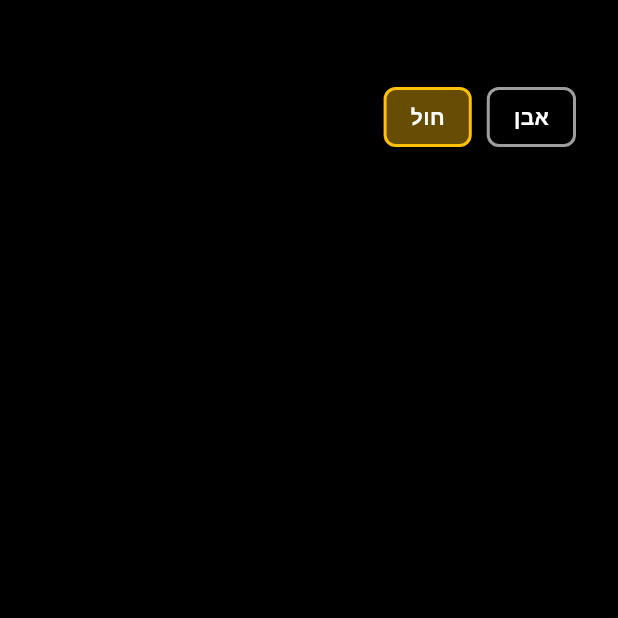
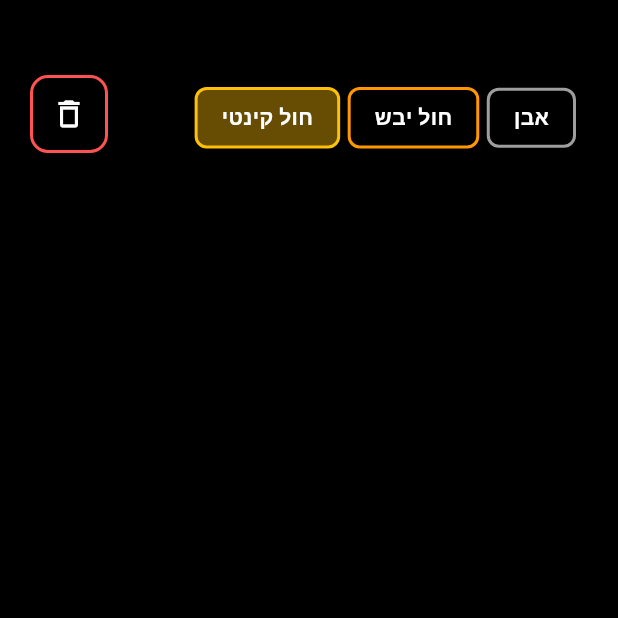
Before and after one commit to jtlpollak-arch/yoni-sanctuary, a Flutter app: the screen it shows after launch, on a phone screen of 412 x 824 dp, the top half of it. Run offline on Flutter 3.47's test engine with Material 3 defaults, Android fonts, the phone set to English and light mode, and no system bars.

Commit message:
split dry wet snad

```diff
--- a/lib/core/constants.dart
+++ b/lib/core/constants.dart
@@ -1,5 +1,5 @@
 class AppConstants {
-  static int getMaxParticles() => 100000;
+  static int getMaxParticles() => 1000000;
   static int getEmissionRate() => 100; // פליטה מסיבית של חלקיקים בכל פריים
 }
 
--- /dev/null
+++ b/lib/core/material_type.dart
@@ -0,0 +1,3 @@
+// lib/core/material_type.dart
+
+enum MaterialType { kineticSand, drySand, stone, water, acid }
--- /dev/null
+++ b/lib/physics/dry_sand_physics.dart
@@ -0,0 +1,104 @@
+// lib/physics/dry_sand_physics.dart
+import 'dart:math';
+import 'dart:typed_data';
+
+class DrySandPhysics {
+  static final Random _random = Random();
+
+  static void update({required int count, required Float32List px, required Float32List py, required Float32List vx, required Float32List vy, required Int32List state, required Int32List materials, required Int32List grid, required int gridW, required int gridH, required double cellSize, required double gravity, required double width, required double height, required int materialIndex}) {
+    for (int i = 0; i < count; i++) {
+      if (state[i] == 1 || materials[i] != materialIndex) continue;
+
+      vy[i] += gravity;
+      double nextX = px[i] + vx[i];
+      double nextY = py[i] + vy[i];
+
+      if (nextX < 0) {
+        nextX = 0;
+        vx[i] *= -0.5;
+      } else if (nextX > width - cellSize) {
+        nextX = width - cellSize;
+        vx[i] *= -0.5;
+      }
+
+      int currentGy = (py[i] / cellSize).floor().clamp(0, gridH - 1);
+      int targetGy = (nextY / cellSize).floor().clamp(0, gridH - 1);
+      int gx = (nextX / cellSize).floor().clamp(0, gridW - 1);
+
+      bool hitParticle = false;
+      int hitGy = targetGy;
+
+      for (int checkGy = currentGy; checkGy <= targetGy; checkGy++) {
+        if (grid[checkGy * gridW + gx] != -1) {
+          hitParticle = true;
+          hitGy = checkGy;
+          break;
+        }
+      }
+
+      bool hitBottom = nextY >= height - cellSize;
+
+      if (hitBottom && !hitParticle) {
+        state[i] = 1;
+        vx[i] = 0;
+        vy[i] = 0;
+        px[i] = gx * cellSize;
+
+        int bottomGy = gridH - 1;
+        while (bottomGy >= 0 && grid[bottomGy * gridW + gx] != -1) {
+          bottomGy--;
+        }
+        bottomGy = bottomGy.clamp(0, gridH - 1);
+
+        py[i] = bottomGy * cellSize;
+        grid[bottomGy * gridW + gx] = i;
+      } else if (hitParticle) {
+        int surfaceGy = hitGy;
+        while (surfaceGy >= 0 && grid[surfaceGy * gridW + gx] != -1) {
+          surfaceGy--;
+        }
+        surfaceGy = surfaceGy.clamp(0, gridH - 1);
+
+        int leftGx = gx - 1;
+        int rightGx = gx + 1;
+
+        bool canSlideLeft = false;
+        if (leftGx >= 0) {
+          int botGy = (surfaceGy + 1).clamp(0, gridH - 1);
+          canSlideLeft = grid[surfaceGy * gridW + leftGx] == -1 && grid[botGy * gridW + leftGx] == -1;
+        }
+
+        bool canSlideRight = false;
+        if (rightGx < gridW) {
+          int botGy = (surfaceGy + 1).clamp(0, gridH - 1);
+          canSlideRight = grid[surfaceGy * gridW + rightGx] == -1 && grid[botGy * gridW + rightGx] == -1;
+        }
+
+        if (canSlideLeft && canSlideRight) {
+          px[i] += _random.nextBool() ? -cellSize : cellSize;
+          py[i] = surfaceGy * cellSize;
+          vy[i] *= 0.5;
+        } else if (canSlideLeft) {
+          px[i] -= cellSize;
+          py[i] = surfaceGy * cellSize;
+          vy[i] *= 0.5;
+        } else if (canSlideRight) {
+          px[i] += cellSize;
+          py[i] = surfaceGy * cellSize;
+          vy[i] *= 0.5;
+        } else {
+          // עצירה מוחלטת ויצירת זווית שעון חול קלאסית של 45 מעלות
+          state[i] = 1;
+          vx[i] = 0;
+          vy[i] = 0;
+          px[i] = gx * cellSize;
+          py[i] = surfaceGy * cellSize;
+          grid[surfaceGy * gridW + gx] = i;
+        }
+      } else {
+        px[i] = nextX;
+        py[i] = nextY;
+      }
+    }
+  }
+}
--- /dev/null
+++ b/lib/physics/kinetic_sand_physics.dart
@@ -0,0 +1,107 @@
+// lib/physics/kinetic_sand_physics.dart
+import 'dart:math';
+import 'dart:typed_data';
+
+class KineticSandPhysics {
+  static final Random _random = Random();
+
+  static void update({required int count, required Float32List px, required Float32List py, required Float32List vx, required Float32List vy, required Int32List state, required Int32List materials, required Int32List grid, required int gridW, required int gridH, required double cellSize, required double gravity, required double width, required double height, required int materialIndex}) {
+    for (int i = 0; i < count; i++) {
+      if (state[i] == 1 || materials[i] != materialIndex) continue;
+
+      vy[i] += gravity;
+      double nextX = px[i] + vx[i];
+      double nextY = py[i] + vy[i];
+
+      if (nextX < 0) {
+        nextX = 0;
+        vx[i] *= -0.5;
+      } else if (nextX > width - cellSize) {
+        nextX = width - cellSize;
+        vx[i] *= -0.5;
+      }
+
+      int currentGy = (py[i] / cellSize).floor().clamp(0, gridH - 1);
+      int targetGy = (nextY / cellSize).floor().clamp(0, gridH - 1);
+      int gx = (nextX / cellSize).floor().clamp(0, gridW - 1);
+
+      // תיקון Tunneling
+      bool hitParticle = false;
+      int gy = targetGy;
+      for (int checkGy = currentGy; checkGy <= targetGy; checkGy++) {
+        if (grid[checkGy * gridW + gx] != -1) {
+          hitParticle = true;
+          gy = checkGy; // נקודת הפגיעה האמיתית
+          break;
+        }
+      }
+
+      bool hitBottom = nextY >= height - cellSize;
+
+      if (hitBottom && !hitParticle) {
+        state[i] = 1;
+        vx[i] = 0;
+        vy[i] = 0;
+        px[i] = gx * cellSize;
+
+        int bottomGy = gridH - 1;
+        while (bottomGy >= 0 && grid[bottomGy * gridW + gx] != -1) {
+          bottomGy--;
+        }
+        bottomGy = bottomGy.clamp(0, gridH - 1);
+
+        py[i] = bottomGy * cellSize;
+        grid[bottomGy * gridW + gx] = i;
+      } else if (hitParticle) {
+        int currentCheckGy = (gy - 1).clamp(0, gridH - 1);
+        int leftGx = gx - 1;
+        int rightGx = gx + 1;
+
+        bool canSlideLeft = false;
+        if (leftGx >= 0) {
+          bool leftClear = grid[currentCheckGy * gridW + leftGx] == -1;
+          bool botLeftClear = grid[gy * gridW + leftGx] == -1;
+          canSlideLeft = leftClear && botLeftClear;
+        }
+
+        bool canSlideRight = false;
+        if (rightGx < gridW) {
+          bool rightClear = grid[currentCheckGy * gridW + rightGx] == -1;
+          bool botRightClear = grid[gy * gridW + rightGx] == -1;
+          canSlideRight = rightClear && botRightClear;
+        }
+
+        if (canSlideLeft && canSlideRight) {
+          px[i] += _random.nextBool() ? -cellSize : cellSize;
+          vy[i] *= 0.5;
+        } else if (canSlideLeft) {
+          px[i] -= cellSize;
+          vy[i] *= 0.5;
+        } else if (canSlideRight) {
+          px[i] += cellSize;
+          vy[i] *= 0.5;
+        } else {
+          int climbTargetGy = gy;
+          int climbCount = 0;
+
+          while (climbTargetGy >= 0 && grid[climbTargetGy * gridW + gx] != -1 && climbCount < 3) {
+            climbTargetGy--;
+            climbCount++;
+          }
+
+          climbTargetGy = climbTargetGy.clamp(0, gridH - 1);
+
+          state[i] = 1;
+          vx[i] = 0;
+          vy[i] = 0;
+          px[i] = gx * cellSize;
+          py[i] = climbTargetGy * cellSize;
+          grid[climbTargetGy * gridW + gx] = i;
+        }
+      } else {
+        px[i] = nextX;
+        py[i] = nextY;
+      }
+    }
+  }
+}
--- /dev/null
+++ b/lib/physics/stone_physics.dart
@@ -0,0 +1,13 @@
+// lib/physics/stone_physics.dart
+import 'dart:typed_data';
+
+class StonePhysics {
+  // אבן היא סטטית לחלוטין. הפונקציה רק מוודאת שהיא במצב מנוחה.
+  static void update({required int count, required Int32List state, required Int32List materials, required int materialIndex}) {
+    for (int i = 0; i < count; i++) {
+      if (materials[i] == materialIndex) {
+        state[i] = 1;
+      }
+    }
+  }
+}
--- a/lib/screens/kinetic_sand_screen.dart
+++ b/lib/screens/kinetic_sand_screen.dart
@@ -1,10 +1,11 @@
 // lib/screens/kinetic_sand_screen.dart
 import 'dart:math';
 import 'dart:ui' as ui;
-import 'package:flutter/material.dart';
-import '../services/particle_manager.dart' as pm;
+import 'package:flutter/material.dart' hide MaterialType;
+import '../services/particle_manager.dart';
 import '../widgets/sand_canvas.dart';
 import '../core/constants.dart';
+import '../core/material_type.dart';
 
 class KineticSandScreen extends StatefulWidget {
   const KineticSandScreen({super.key});
@@ -15,7 +16,7 @@ class KineticSandScreen extends StatefulWidget {
 
 class _KineticSandScreenState extends State<KineticSandScreen> with SingleTickerProviderStateMixin {
   late AnimationController _ticker;
-  final pm.ParticleManager _particleManager = pm.ParticleManager();
+  final ParticleManager _particleManager = ParticleManager();
   final Random _random = Random();
 
   Offset _emitterPosition = const Offset(200, 50);
@@ -24,7 +25,7 @@ class _KineticSandScreenState extends State<KineticSandScreen> with SingleTicker
 
   bool _isEmitting = false;
   Color _currentSandColor = Colors.amber[200]!;
-  pm.MaterialType _currentMaterial = pm.MaterialType.sand;
+  MaterialType _currentMaterial = MaterialType.kineticSand;
 
   @override
   void initState() {
@@ -67,8 +68,10 @@ class _KineticSandScreenState extends State<KineticSandScreen> with SingleTicker
       _emitterPosition = position;
       _previousEmitterPosition = position;
 
-      if (_currentMaterial == pm.MaterialType.stone) {
+      if (_currentMaterial == MaterialType.stone) {
         _currentSandColor = Colors.grey[600]!;
+      } else if (_currentMaterial == MaterialType.drySand) {
+        _currentSandColor = Color.fromARGB(255, 200 + _random.nextInt(56), 150 + _random.nextInt(60), 50 + _random.nextInt(50));
       } else {
         _currentSandColor = Color.fromARGB(255, 150 + _random.nextInt(106), 150 + _random.nextInt(106), 150 + _random.nextInt(106));
       }
@@ -110,8 +113,7 @@ class _KineticSandScreenState extends State<KineticSandScreen> with SingleTicker
     super.dispose();
   }
 
-  // פונקציית עזר ליצירת כפתורי החומרים (ממשק זמני לשלב זה)
-  Widget _buildMaterialButton(String title, pm.MaterialType type, Color color) {
+  Widget _buildMaterialButton(String title, MaterialType type, Color color) {
     bool isSelected = _currentMaterial == type;
     return GestureDetector(
       onTap: () {
@@ -147,7 +149,6 @@ class _KineticSandScreenState extends State<KineticSandScreen> with SingleTicker
       backgroundColor: Colors.black,
       body: Stack(
         children: [
-          // שכבת הקנבס והציור
           GestureDetector(
             onPanDown: (details) => _startEmitting(details.localPosition),
             onPanUpdate: (details) => _updateEmitterPosition(details.localPosition),
@@ -159,14 +160,34 @@ class _KineticSandScreenState extends State<KineticSandScreen> with SingleTicker
             ),
           ),
 
-          // שכבת הממשק הזמנית לבחירת חומרים
           Positioned(
             top: 50,
             right: 20,
             child: Container(
               padding: const EdgeInsets.all(8),
               decoration: BoxDecoration(color: Colors.black54, borderRadius: BorderRadius.circular(12)),
-              child: Row(children: [_buildMaterialButton('חול', pm.MaterialType.sand, Colors.amber), const SizedBox(width: 10), _buildMaterialButton('אבן', pm.MaterialType.stone, Colors.grey)]),
+              child: Row(children: [_buildMaterialButton('חול קינטי', MaterialType.kineticSand, Colors.amber), const SizedBox(width: 5), _buildMaterialButton('חול יבש', MaterialType.drySand, Colors.orange), const SizedBox(width: 5), _buildMaterialButton('אבן', MaterialType.stone, Colors.grey)]),
+            ),
+          ),
+
+          Positioned(
+            top: 50,
+            left: 20,
+            child: Container(
+              decoration: BoxDecoration(
+                color: Colors.black54,
+                borderRadius: BorderRadius.circular(12),
+                border: Border.all(color: Colors.redAccent, width: 2),
+              ),
+              child: IconButton(
+                icon: const Icon(Icons.delete_outline, color: Colors.white),
+                tooltip: 'נקה מסך',
+                onPressed: () {
+                  setState(() {
+                    _particleManager.reset();
+                  });
+                },
+              ),
             ),
           ),
         ],
```
Also changed, not shown: lib/services/particle_manager.dart (+41 -140 lines).
